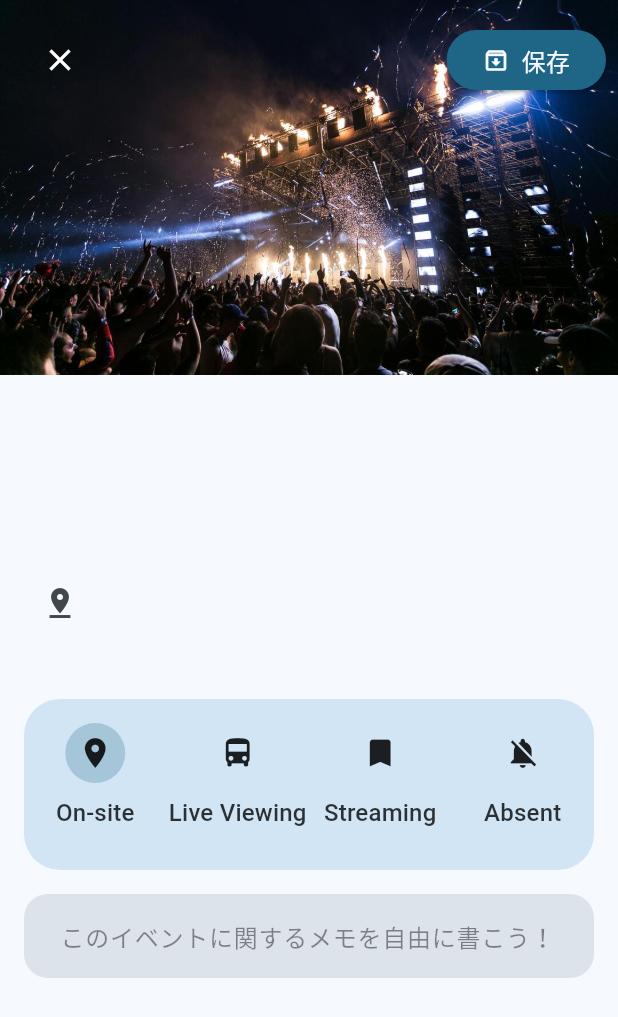
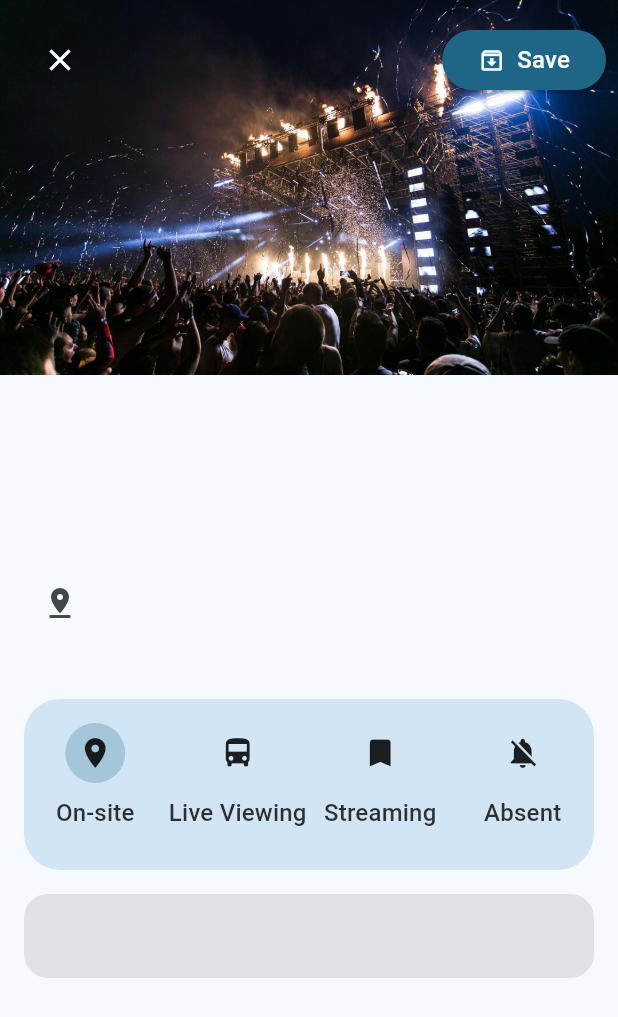
Before and after one commit to fefeyo/LinCa_flutter, a Flutter app: the EventDetailPage screen opened directly with empty values, after a tap on the "pin drop" icon, on a phone screen of 412 x 824 dp. Shown: the top 1017 px of the screen. Run offline on Flutter 3.47's test engine with Material 3 defaults, Android fonts, the phone set to English and light mode, and no system bars; our stand-ins replace auto_route, cloud_firestore, dio, firebase_auth, firebase_core, flutter_hooks and 12 more; accounts and stored records are empty; generated files the repository leaves out were written again.

Commit message:
文言の追加・warning対応

```diff
--- a/lib/core/network/controller/event_controller.dart
+++ b/lib/core/network/controller/event_controller.dart
@@ -25,8 +25,6 @@ class EventController extends AsyncNotifier<List<LincaEvent>> {
     tagRepository = ref.read(tagRepositoryProvider);
     venueRepository = ref.read(venueRepositoryProvider);
     groupRepository = ref.read(groupRepositortyProvider);
-    // final SharedPreferences preferences = await SharedPreferences.getInstance();
-    // final PackageInfo packageInfo = await PackageInfo.fromPlatform();
     final List<Event> events = await fetchEvents();
     // 一旦イベント一覧は毎回取得
     // if (preferences.getString(AppConstants.eventVersionKey) !=
@@ -60,5 +58,4 @@ class EventController extends AsyncNotifier<List<LincaEvent>> {
   Future<List<Event>> fetchEvents() => eventRepository.fetchEvents();
 
   Future<List<Event>> getEvents() => eventRepository.getEvents();
-
 }
--- a/lib/core/network/model/event.dart
+++ b/lib/core/network/model/event.dart
@@ -1,6 +1,6 @@
 import 'package:freezed_annotation/freezed_annotation.dart';
 
-import '../../utils/date_extention.dart';
+import '../../utils/date_extension.dart';
 
 part 'event.freezed.dart';
 
--- a/lib/core/widgets/event/event_card.dart
+++ b/lib/core/widgets/event/event_card.dart
@@ -1,6 +1,6 @@
 import 'package:auto_route/auto_route.dart';
 import 'package:flutter/material.dart';
-import 'package:linca_otaku_support/core/utils/date_extention.dart';
+import 'package:linca_otaku_support/core/utils/date_extension.dart';
 import 'package:linca_otaku_support/core/utils/group_extension.dart';
 
 import '../../../core/utils/participation_type_extension.dart';
@@ -43,7 +43,7 @@ class EventCard extends StatelessWidget {
         return <Widget>[const SizedBox.shrink()];
       }
 
-      return [
+      return <Widget>[
         const ParticipationStatusBadge(
           text: 'イベント当日',
           color: Colors.red,
@@ -71,7 +71,7 @@ class EventCard extends StatelessWidget {
                   height: 8,
                 ),
                 Row(
-                  children: [
+                  children: <Widget>[
                     Expanded(
                       flex: 2,
                       child: Wrap(
--- a/lib/features/event_detail/event_detail_page.dart
+++ b/lib/features/event_detail/event_detail_page.dart
@@ -12,7 +12,7 @@ import 'package:linca_otaku_support/features/event_detail/view/custom_participat
 import 'package:url_launcher/url_launcher.dart';
 
 import '../../../core/utils/context_extension.dart';
-import '../../../core/utils/date_extention.dart';
+import '../../../core/utils/date_extension.dart';
 import '../../core/asset_gen/assets.gen.dart';
 import '../../core/models/linca_event.dart';
 import '../../core/network/model/tag.dart';
@@ -66,8 +66,8 @@ class EventDetailPage extends HookConsumerWidget {
               );
               if (context.mounted) {
                 ScaffoldMessenger.of(context).showSnackBar(
-                  const SnackBar(
-                    content: Text('削除に成功しました'),
+                  SnackBar(
+                    content: Text(context.l10n.snackbar_title_deleted),
                   ),
                 );
                 context.router.pop();
@@ -81,7 +81,7 @@ class EventDetailPage extends HookConsumerWidget {
               ),
             ),
             child: Text(
-              'このイベントを削除する',
+              context.l10n.event_detail_delete,
               style: context.textTheme.titleMedium?.copyWith(
                 color: Colors.white,
               ),
@@ -148,10 +148,10 @@ class EventDetailPage extends HookConsumerWidget {
                       Row(
                         children: <Widget>[
                           IconButton(
-                            onPressed: () async {
-                              final Uri url = Uri.parse(
-                                  'https://www.google.com/maps/search/?api=1&query=${lincaEvent.venue.name}');
-                              await launchUrl(url,
+                            onPressed: () {
+                              final Uri url = Uri.parse(context.l10n
+                                  .map_launch_url(lincaEvent.venue.name));
+                              launchUrl(url,
                                   mode: LaunchMode.externalApplication);
                             },
                             icon: const Icon(Icons.pin_drop),
@@ -250,13 +250,14 @@ class EventDetailPage extends HookConsumerWidget {
                         style: Theme.of(context).textTheme.bodyLarge,
                         textInputAction: TextInputAction.newline,
                         decoration: InputDecoration(
-                          hintText: 'このイベントに関するメモを自由に書こう！',
+                          hintText: context.l10n.event_detail_memo_hint,
                           hintStyle: TextStyle(
-                            color:
-                                context.colorScheme.onSurface.withOpacity(0.5),
+                            color: context.colorScheme.onSurface
+                                .withValues(alpha: 0.5),
                           ),
                           filled: true,
-                          fillColor: context.colorScheme.surfaceVariant,
+                          fillColor:
+                              context.colorScheme.surfaceContainerHighest,
                           contentPadding: const EdgeInsets.symmetric(
                             vertical: 16,
                             horizontal: 20,
@@ -300,8 +301,8 @@ class EventDetailPage extends HookConsumerWidget {
                 );
                 if (context.mounted) {
                   ScaffoldMessenger.of(context).showSnackBar(
-                    const SnackBar(
-                      content: Text('保存に成功しました'),
+                    SnackBar(
+                      content: Text(context.l10n.snackbar_title_saved),
                     ),
                   );
                 }
@@ -321,7 +322,7 @@ class EventDetailPage extends HookConsumerWidget {
                       color: context.colorScheme.surface),
                   const SizedBox(width: 8),
                   Text(
-                    '保存',
+                    context.l10n.common_save,
                     style: context.textTheme.titleMedium?.copyWith(
                       color: context.colorScheme.surface,
                     ),
--- a/lib/features/my_page/my_page.dart
+++ b/lib/features/my_page/my_page.dart
@@ -71,7 +71,6 @@ class MyPage extends HookConsumerWidget {
                 title: context.l10n.edit_my_linca_title,
                 onClickItem: () {
                   // TODO: マイLinCa編集画面へ
-                  ScaffoldMessenger.of(context).showSnackBar(SnackBar(content: Text('保存に成功しました')));
                 },
               ),
               MyPageItem(
```
Also changed, not shown: lib/l10n/app_en.arb (+14 -1 lines), lib/l10n/app_ja.arb (+14 -1 lines), lib/core/utils/date_extension.dart (renamed from lib/core/utils/date_extention.dart).
